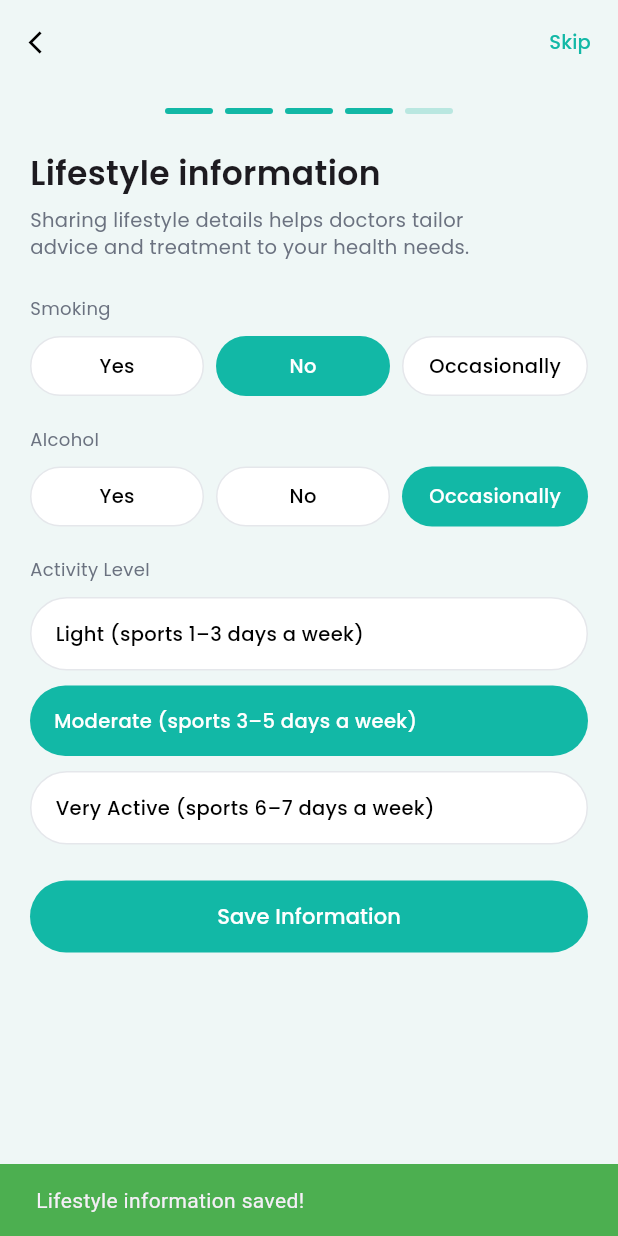
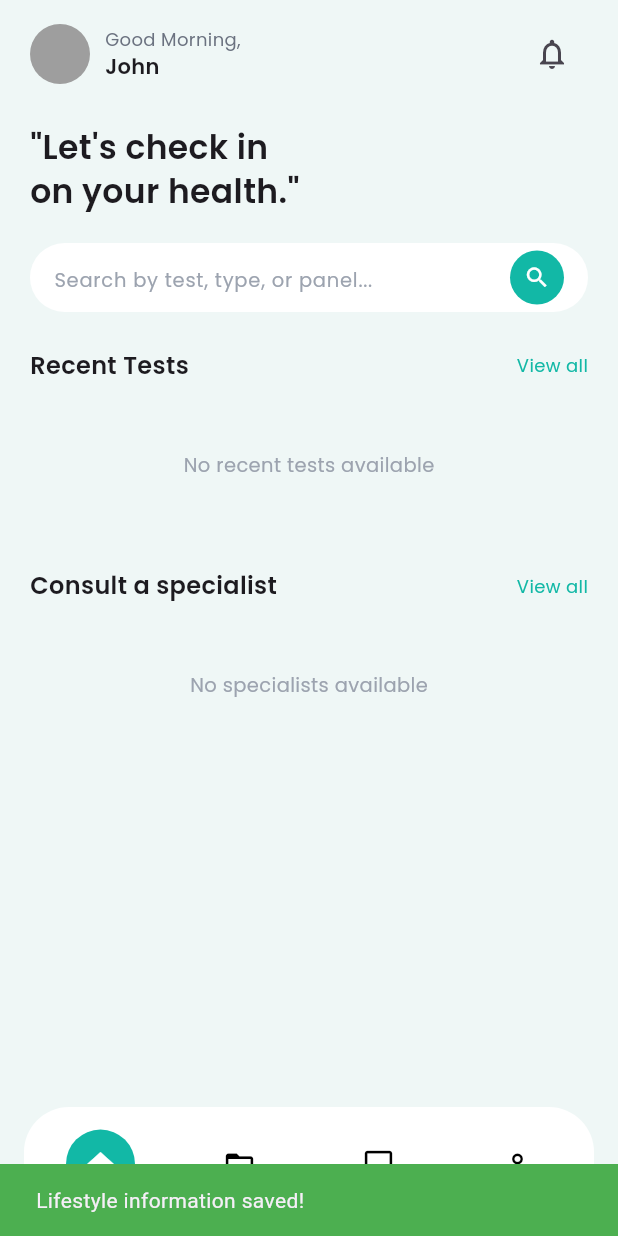
Before and after one commit to ShadaMaitexa/laablume, a Flutter app: the LifestyleInformationScreen screen opened directly, after a tap on "Save Information", on a phone screen of 412 x 824 dp. Run offline on Flutter 3.47's test engine with Material 3 defaults, Android fonts, the phone set to English and light mode, and no system bars; our stand-ins replace google_fonts, pinput.

```diff
--- a/lib/screens/_cycle_assesment.dart
+++ b/lib/screens/_cycle_assesment.dart
@@ -1,14 +1,17 @@
 import 'package:flutter/material.dart';
 import 'package:google_fonts/google_fonts.dart';
+import 'package:laablume/screens/patient_homescreen.dart';
 
 class LifestyleInformationScreen extends StatefulWidget {
   const LifestyleInformationScreen({super.key});
 
   @override
-  State<LifestyleInformationScreen> createState() => _LifestyleInformationScreenState();
+  State<LifestyleInformationScreen> createState() =>
+      _LifestyleInformationScreenState();
 }
 
-class _LifestyleInformationScreenState extends State<LifestyleInformationScreen> {
+class _LifestyleInformationScreenState
+    extends State<LifestyleInformationScreen> {
   // Selected values for lifestyle choices
   int _selectedSmokingIndex = 1; // Default: No
   int _selectedAlcoholIndex = 2; // Default: Occasionally
@@ -21,8 +24,11 @@ class _LifestyleInformationScreenState extends State<LifestyleInformationScreen>
       appBar: AppBar(
         elevation: 0,
         backgroundColor: const Color(0xFFEFF7F6),
-        leading:
-            const Icon(Icons.arrow_back_ios, size: 18, color: Colors.black),
+        leading: const Icon(
+          Icons.arrow_back_ios,
+          size: 18,
+          color: Colors.black,
+        ),
         actions: [
           TextButton(
             onPressed: () {
@@ -48,8 +54,8 @@ class _LifestyleInformationScreenState extends State<LifestyleInformationScreen>
 
             // Green tab indicator
             Center(
-              child: Row(mainAxisAlignment:
-                    MainAxisAlignment.center  ,
+              child: Row(
+                mainAxisAlignment: MainAxisAlignment.center,
                 children: [
                   Container(
                     width: 32,
@@ -58,7 +64,8 @@ class _LifestyleInformationScreenState extends State<LifestyleInformationScreen>
                       color: const Color(0xFF12B8A6),
                       borderRadius: BorderRadius.circular(4),
                     ),
-                    ),  Padding(
+                  ),
+                  Padding(
                     padding: const EdgeInsets.all(8.0),
                     child: Container(
                       width: 32,
@@ -66,14 +73,18 @@ class _LifestyleInformationScreenState extends State<LifestyleInformationScreen>
                       decoration: BoxDecoration(
                         color: const Color(0xFF12B8A6),
                         borderRadius: BorderRadius.circular(4),
-                        ),),
-                    ),  Container(
+                      ),
+                    ),
+                  ),
+                  Container(
                     width: 32,
                     height: 4,
                     decoration: BoxDecoration(
                       color: const Color(0xFF12B8A6),
                       borderRadius: BorderRadius.circular(4),
-                      ),),  Padding(
+                    ),
+                  ),
+                  Padding(
                     padding: const EdgeInsets.all(8.0),
                     child: Container(
                       width: 32,
@@ -81,14 +92,17 @@ class _LifestyleInformationScreenState extends State<LifestyleInformationScreen>
                       decoration: BoxDecoration(
                         color: const Color(0xFF12B8A6),
                         borderRadius: BorderRadius.circular(4),
-                        ),),
-                      ),  Container(
+                      ),
+                    ),
+                  ),
+                  Container(
                     width: 32,
                     height: 4,
                     decoration: BoxDecoration(
                       color: const Color.fromARGB(255, 185, 231, 224),
                       borderRadius: BorderRadius.circular(4),
-                      ),),
+                    ),
+                  ),
                 ],
               ),
             ),
@@ -186,6 +200,12 @@ class _LifestyleInformationScreenState extends State<LifestyleInformationScreen>
                 onPressed: () {
                   // Handle next action
                   _showSnackBar('Lifestyle information saved!');
+                  Navigator.push(
+                    context,
+                    MaterialPageRoute(
+                      builder: (context) => PatientHomeScreen(),
+                    ),
+                  );
                 },
                 style: ElevatedButton.styleFrom(
                   backgroundColor: const Color(0xFF12B8A6),
@@ -212,10 +232,7 @@ class _LifestyleInformationScreenState extends State<LifestyleInformationScreen>
 
   void _showSnackBar(String message) {
     ScaffoldMessenger.of(context).showSnackBar(
-      SnackBar(
-        content: Text(message),
-        backgroundColor: Colors.green,
-      ),
+      SnackBar(content: Text(message), backgroundColor: Colors.green),
     );
   }
 
@@ -223,15 +240,13 @@ class _LifestyleInformationScreenState extends State<LifestyleInformationScreen>
   Widget _sectionTitle(String text) {
     return Text(
       text,
-      style: GoogleFonts.poppins(
-        fontSize: 12,
-        color: const Color(0xFF6B7280),
-      ),
+      style: GoogleFonts.poppins(fontSize: 12, color: const Color(0xFF6B7280)),
     );
   }
 
   // ---------- PILL ROW ----------
-  Widget _pillRow(List<String> labels, {
+  Widget _pillRow(
+    List<String> labels, {
     required int selectedIndex,
     required Function(int) onChanged,
   }) {
@@ -244,13 +259,13 @@ class _LifestyleInformationScreenState extends State<LifestyleInformationScreen>
             child: GestureDetector(
               onTap: () => onChanged(index),
               child: Container(
-                margin: EdgeInsets.only(right: index == labels.length - 1 ? 0 : 8),
+                margin: EdgeInsets.only(
+                  right: index == labels.length - 1 ? 0 : 8,
+                ),
                 height: 40,
                 alignment: Alignment.center,
                 decoration: BoxDecoration(
-                  color: isSelected
-                      ? const Color(0xFF12B8A6)
-                      : Colors.white,
+                  color: isSelected ? const Color(0xFF12B8A6) : Colors.white,
                   borderRadius: BorderRadius.circular(30),
                   border: isSelected
                       ? null
@@ -273,7 +288,8 @@ class _LifestyleInformationScreenState extends State<LifestyleInformationScreen>
   }
 
   // ---------- ACTIVITY TILE ----------
-  Widget _activityTile(String text, {
+  Widget _activityTile(
+    String text, {
     required bool selected,
     required VoidCallback onTap,
   }) {
@@ -286,9 +302,7 @@ class _LifestyleInformationScreenState extends State<LifestyleInformationScreen>
         decoration: BoxDecoration(
           color: selected ? const Color(0xFF12B8A6) : Colors.white,
           borderRadius: BorderRadius.circular(30),
-          border: selected
-              ? null
-              : Border.all(color: const Color(0xFFE5E7EB)),
+          border: selected ? null : Border.all(color: const Color(0xFFE5E7EB)),
         ),
         child: Text(
           text,
--- /dev/null
+++ b/lib/screens/patient_homescreen.dart
@@ -0,0 +1,265 @@
+import 'package:flutter/material.dart';
+import 'package:google_fonts/google_fonts.dart';
+
+class PatientHomeScreen extends StatefulWidget {
+  const PatientHomeScreen({super.key});
+
+  @override
+  State<PatientHomeScreen> createState() => _PatientHomeScreenState();
+}
+
+class _PatientHomeScreenState extends State<PatientHomeScreen> {
+  int _currentIndex = 0;
+
+  // ---------------- API READY ----------------
+  Future<List<String>> fetchRecentTests() async {
+    return []; // connect API later
+  }
+
+  Future<List<String>> fetchDoctors() async {
+    return []; // connect API later
+  }
+
+  @override
+  Widget build(BuildContext context) {
+    return Scaffold(
+      backgroundColor: const Color(0xFFEFF7F6),
+      body: SafeArea(
+        child: Stack(
+          children: [
+            SingleChildScrollView(
+              padding: const EdgeInsets.symmetric(horizontal: 20),
+              child: Column(
+                crossAxisAlignment: CrossAxisAlignment.start,
+                children: [
+                  const SizedBox(height: 12),
+
+                  // ---------------- HEADER ----------------
+                  Row(
+                    children: [
+                      const CircleAvatar(
+                        radius: 20,
+                        backgroundColor: Colors.grey, // API image later
+                      ),
+                      const SizedBox(width: 10),
+                      Column(
+                        crossAxisAlignment: CrossAxisAlignment.start,
+                        children: [
+                          Text(
+                            'Good Morning,',
+                            style: GoogleFonts.poppins(
+                              fontSize: 12,
+                              color: const Color(0xFF6B7280),
+                            ),
+                          ),
+                          Text(
+                            'John',
+                            style: GoogleFonts.poppins(
+                              fontSize: 14,
+                              fontWeight: FontWeight.w600,
+                            ),
+                          ),
+                        ],
+                      ),
+                      const Spacer(),
+                      IconButton(
+                        onPressed: () {},
+                        icon: const Icon(Icons.notifications_none),
+                      ),
+                    ],
+                  ),
+
+                  const SizedBox(height: 24),
+
+                  // ---------------- TITLE ----------------
+                  Text(
+                    '"Let\'s check in\non your health."',
+                    style: GoogleFonts.poppins(
+                      fontSize: 22,
+                      fontWeight: FontWeight.w600,
+                      height: 1.3,
+                    ),
+                  ),
+
+                  const SizedBox(height: 20),
+
+                  // ---------------- SEARCH ----------------
+                  Container(
+                    height: 46,
+                    padding: const EdgeInsets.symmetric(horizontal: 16),
+                    decoration: BoxDecoration(
+                      color: Colors.white,
+                      borderRadius: BorderRadius.circular(30),
+                    ),
+                    child: Row(
+                      children: [
+                        Expanded(
+                          child: TextField(
+                            decoration: InputDecoration(
+                              hintText:
+                                  'Search by test, type, or panel...',
+                              hintStyle: GoogleFonts.poppins(
+                                fontSize: 13,
+                                color: const Color(0xFF9CA3AF),
+                              ),
+                              border: InputBorder.none,
+                            ),
+                          ),
+                        ),
+                        Container(
+                          width: 36,
+                          height: 36,
+                          decoration: const BoxDecoration(
+                            color: Color(0xFF12B8A6),
+                            shape: BoxShape.circle,
+                          ),
+                          child: const Icon(
+                            Icons.search,
+                            color: Colors.white,
+                            size: 18,
+                          ),
+                        ),
+                      ],
+                    ),
+                  ),
+
+                  const SizedBox(height: 24),
+
+                  // ---------------- RECENT TESTS ----------------
+                  _sectionHeader('Recent Tests'),
+                  const SizedBox(height: 10),
+
+                  FutureBuilder<List<String>>(
+                    future: fetchRecentTests(),
+                    builder: (context, snapshot) {
+                      if (!snapshot.hasData ||
+                          snapshot.data!.isEmpty) {
+                        return _emptyState(
+                            'No recent tests available');
+                      }
+                      return const SizedBox(height: 90);
+                    },
+                  ),
+
+                  const SizedBox(height: 24),
+
+                  // ---------------- CONSULT SPECIALIST ----------------
+                  _sectionHeader('Consult a specialist'),
+                  const SizedBox(height: 10),
+
+                  FutureBuilder<List<String>>(
+                    future: fetchDoctors(),
+                    builder: (context, snapshot) {
+                      if (!snapshot.hasData ||
+                          snapshot.data!.isEmpty) {
+                        return _emptyState(
+                            'No specialists available');
+                      }
+                      return const SizedBox(height: 160);
+                    },
+                  ),
+
+                  const SizedBox(height: 110),
+                ],
+              ),
+            ),
+
+            // ---------------- BOTTOM NAV ----------------
+            Align(
+              alignment: Alignment.bottomCenter,
+              child: _bottomNav(),
+            ),
+          ],
+        ),
+      ),
+    );
+  }
+
+  // ---------------- SECTION HEADER ----------------
+  Widget _sectionHeader(String title) {
+    return Row(
+      children: [
+        Text(
+          title,
+          style: GoogleFonts.poppins(
+            fontSize: 16,
+            fontWeight: FontWeight.w600,
+          ),
+        ),
+        const Spacer(),
+        Text(
+          'View all',
+          style: GoogleFonts.poppins(
+            fontSize: 12,
+            color: const Color(0xFF12B8A6),
+          ),
+        ),
+      ],
+    );
+  }
+
+  // ---------------- EMPTY STATE ----------------
+  Widget _emptyState(String text) {
+    return Container(
+      height: 90,
+      alignment: Alignment.center,
+      child: Text(
+        text,
+        style: GoogleFonts.poppins(
+          fontSize: 13,
+          color: const Color(0xFF9CA3AF),
+        ),
+      ),
+    );
+  }
+
+  // ---------------- BOTTOM NAV ----------------
+  Widget _bottomNav() {
+    return Container(
+      height: 76,
+      margin: const EdgeInsets.symmetric(horizontal: 16, vertical: 10),
+      padding: const EdgeInsets.symmetric(horizontal: 28),
+      decoration: BoxDecoration(
+        color: Colors.white,
+        borderRadius: BorderRadius.circular(30),
+      ),
+      child: Row(
+        mainAxisAlignment: MainAxisAlignment.spaceBetween,
+        children: [
+          _navItem(Icons.home, 0),
+          _navItem(Icons.folder_open, 1),
+          _navItem(Icons.chat_bubble_outline, 2),
+          _navItem(Icons.person_outline, 3),
+        ],
+      ),
+    );
+  }
+
+  // ---------------- NAV ITEM ----------------
+  Widget _navItem(IconData icon, int index) {
+    final isActive = _currentIndex == index;
+
+    return GestureDetector(
+      onTap: () {
+        setState(() => _currentIndex = index);
+      },
+      child: AnimatedContainer(
+        duration: const Duration(milliseconds: 250),
+        width: 46,
+        height: 46,
+        decoration: BoxDecoration(
+          color: isActive
+              ? const Color(0xFF12B8A6)
+              : Colors.transparent,
+          shape: BoxShape.circle,
+        ),
+        alignment: Alignment.center,
+        child: Icon(
+          icon,
+          size: 22,
+          color: isActive ? Colors.white : Colors.black,
+        ),
+      ),
+    );
+  }
+}
```
Also changed, not shown: lib/screens/emergency_contact.dart (+8 -112 lines). Lines whose indentation alone changed are shown as unchanged.
